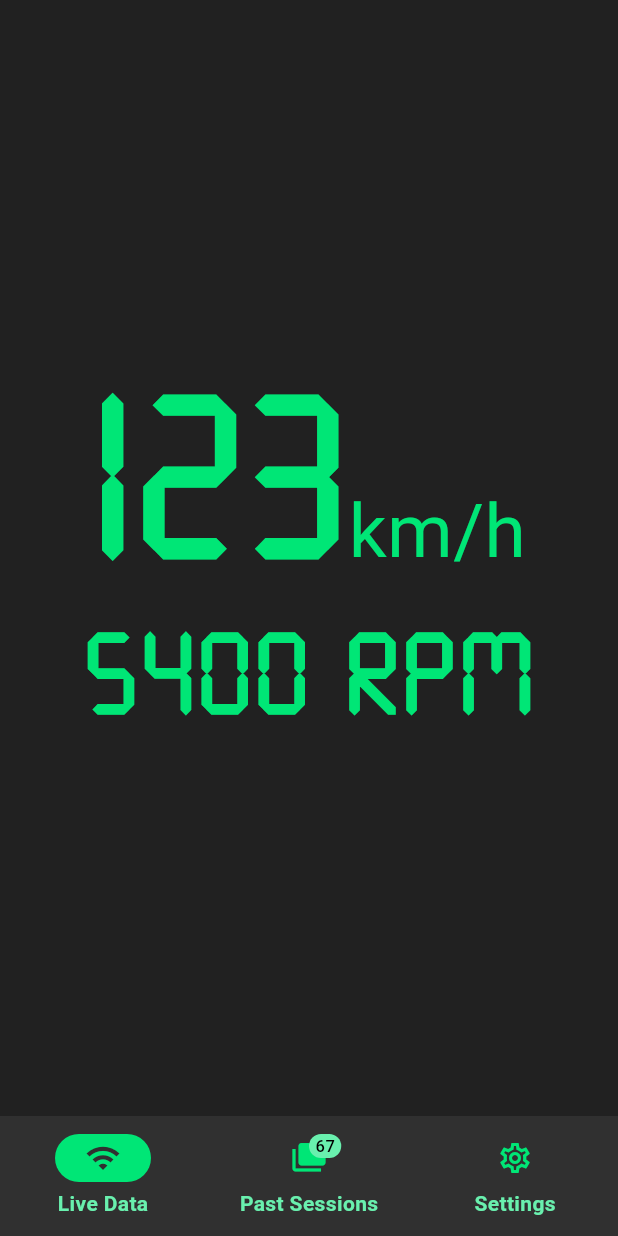
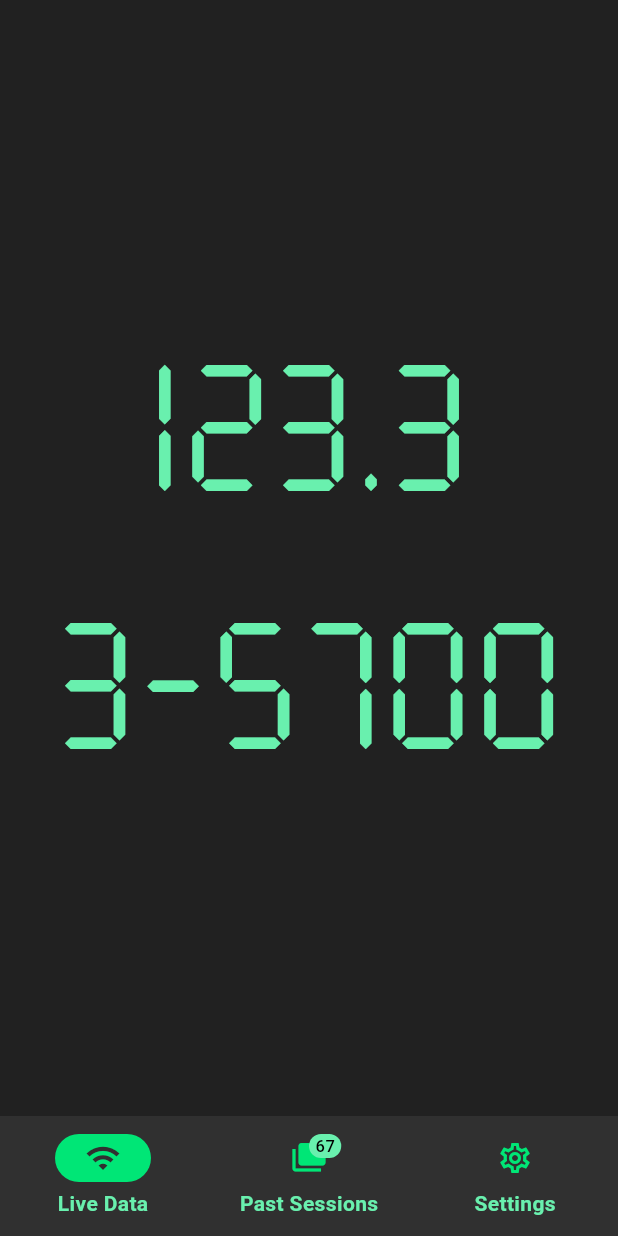
Before and after one commit to HexSK/AssettoLog, a Flutter app: the screen it shows after launch, on a phone screen of 412 x 824 dp. Run offline on Flutter 3.47's test engine with Material 3 defaults, Android fonts, the phone set to English and light mode, and no system bars; missing offline and left inert: flutter_titled_container.

Commit message:
i dont even know what i have but i definitely have somrthibng

```diff
--- a/assettologflutter/lib/main.dart
+++ b/assettologflutter/lib/main.dart
@@ -1,4 +1,5 @@
 import 'package:flutter/material.dart';
+import 'package:flutter_titled_container/flutter_titled_container.dart';
 
 void main() => runApp(const AssettoLogApp());
 
@@ -54,12 +55,85 @@ class AssettoLogNav extends StatefulWidget {
 class _AssettoLogNavState extends State<AssettoLogNav> {
   int currentPageIndex = 0;
   int pastSessionsAmount = 67;
-  int speedKmh = 123;
-  int rpm = 5400;
+  var telemetryData = {
+    "speed": 123.3,
+    "RPM": 5700,
+    "gear": 3,
+    "fuelLeft": 35.8,
+    "litersPerLap": 2.5,
+    "lapNumber": 21,
+    "currentLapTime": 83.534,
+    "bestLapTime": 82.342,
+  };
 
   @override
   Widget build(BuildContext context) {
     final theme = Theme.of(context);
+
+    // Define the pages
+    final List<Widget> pages = [
+      /// Live Data Page
+      Center( //Center EVERYTHING
+        child: Column(
+          mainAxisAlignment: MainAxisAlignment.center,
+          children: [
+            Text(
+              "${telemetryData['speed']}",
+              style: TextStyle(
+                fontSize: 120.0,
+                fontFamily: '7 Segments'
+              ),
+            ),
+            Text(
+              "${telemetryData["gear"]}-${telemetryData['RPM']}",
+              style: TextStyle(
+                fontSize: 120.0,
+                fontFamily: '7 Segments'
+              )
+            )
+          ],
+        ),
+      ),
+
+      /// Past Sessions Page
+      Padding(
+        padding: const EdgeInsets.all(8.0),
+        child: Column(
+          children: [
+            Card(
+              child: ListTile(
+                leading: Icon(Icons.folder, color: Colors.greenAccent[400]),
+                title: Text('Session 1', style: theme.textTheme.bodyLarge),
+                subtitle: Text(
+                  'Details about session 1',
+                  style: theme.textTheme.bodyMedium,
+                ),
+              ),
+            ),
+            Card(
+              child: ListTile(
+                leading: Icon(Icons.folder, color: Colors.greenAccent[400]),
+                title: Text('Session 2', style: theme.textTheme.bodyLarge),
+                subtitle: Text(
+                  'Details about session 2',
+                  style: theme.textTheme.bodyMedium,
+                ),
+              ),
+            ),
+          ],
+        ),
+      ),
+
+      /// Settings Page
+      Center(
+        child: Text(
+          "Settings",
+          style: theme.textTheme.titleLarge!.copyWith(
+            color: Colors.greenAccent[400],
+          ),
+        ),
+      ),
+    ];
 
     return Scaffold(
       bottomNavigationBar: NavigationBar(
@@ -95,57 +169,7 @@ class _AssettoLogNavState extends State<AssettoLogNav> {
           ),
         ],
       ),
-      body: Column(
-        mainAxisAlignment: MainAxisAlignment.center,
-        children: [
-          Row(
-            mainAxisAlignment: MainAxisAlignment.center,
-            children: [
-              RichText(
-                text: TextSpan(
-                  children: [
-                    TextSpan(
-                      text: "$speedKmh",
-                      style: TextStyle(
-                        fontFamily: '7 Segments',
-                        fontSize: 150,
-                        fontWeight: FontWeight.w700,
-                        color: Colors.greenAccent[400],
-                      ),
-                    ),
-                    WidgetSpan(
-                      child: Transform.translate(
-                        offset: const Offset(0, 17), // tweak vertical position
-                        child: Text(
-                          "km/h",
-                          style: TextStyle(
-                            fontSize: 50,
-                            color: Colors.greenAccent[400],
-                          ),
-                        ),
-                      ),
-                    ),
-                  ],
-                ),
-              ),
-            ],
-          ),
-          Row(
-            mainAxisAlignment: MainAxisAlignment.center,
-            children: [
-              Text(
-                "${rpm.toString()} RPM",
-                style: TextStyle(
-                  fontFamily: '7 Segments',
-                  fontSize: 75.0,
-                  fontWeight: FontWeight.w700,
-                  color: Colors.greenAccent[400],
-                ),
-              ),
-            ],
-          ),
-        ],
-      ),
+      body: pages[currentPageIndex], // <-- pick the page
     );
   }
 }
--- a/assettologflutter/pubspec.yaml
+++ b/assettologflutter/pubspec.yaml
@@ -34,6 +34,7 @@ dependencies:
   # The following adds the Cupertino Icons font to your application.
   # Use with the CupertinoIcons class for iOS style icons.
   cupertino_icons: ^1.0.8
+  flutter_titled_container: 1.0.7
 
 dev_dependencies:
   flutter_test:
```
Also changed, not shown: assettologflutter/pubspec.lock.
